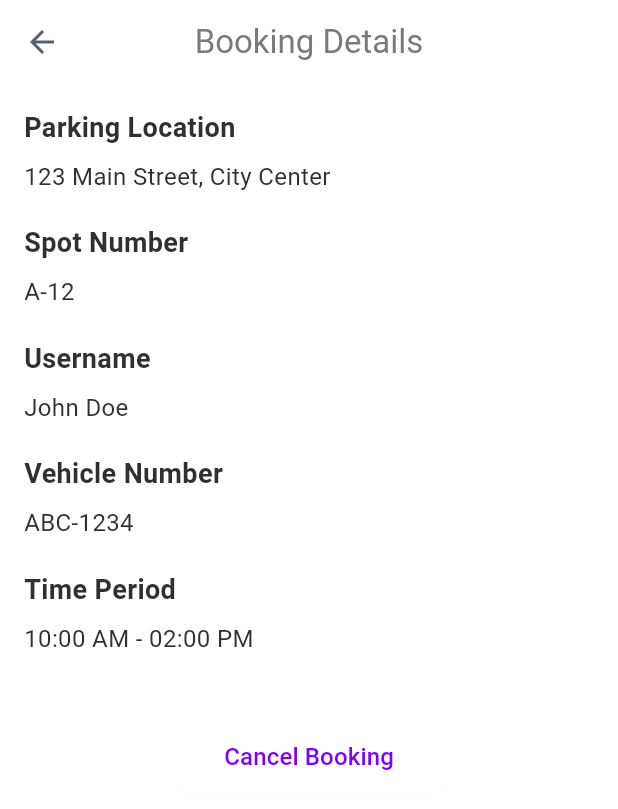
After one commit to vismayasanthosh04/SpotOn_admin, a Flutter app: the BookingDetailScreen screen opened directly, on a phone screen of 412 x 824 dp. The commit adds this screen. Shown: the top 809 px of the screen. Run offline on Flutter 3.47's test engine with Material 3 defaults, Android fonts, the light colour scheme and no system bars; our stand-ins replace bloc, data_table_2, file_picker, flutter_bloc, logger, supabase_flutter; accounts and stored records are empty; Roboto replaces fonts that are missing (GeneralSans).

Commit message:
some more changes

```diff
--- /dev/null
+++ b/lib/features/Bookings/booking_detail_screen.dart
@@ -0,0 +1,103 @@
+import 'package:flutter/material.dart';
+
+class BookingDetailScreen extends StatelessWidget {
+  const BookingDetailScreen({super.key});
+
+  @override
+  Widget build(BuildContext context) {
+    return Scaffold(
+      appBar: AppBar(
+        title: const Text('Booking Details'),
+        centerTitle: true,
+      ),
+      body: Padding(
+        padding: const EdgeInsets.all(16.0),
+        child: Column(
+          crossAxisAlignment: CrossAxisAlignment.start,
+          children: [
+            const Text(
+              'Parking Location',
+              style: TextStyle(
+                fontSize: 18,
+                fontWeight: FontWeight.bold,
+              ),
+            ),
+            const SizedBox(height: 8),
+            const Text(
+              '123 Main Street, City Center',
+              style: TextStyle(fontSize: 16),
+            ),
+            const SizedBox(height: 20),
+            const Text(
+              'Spot Number',
+              style: TextStyle(
+                fontSize: 18,
+                fontWeight: FontWeight.bold,
+              ),
+            ),
+            const SizedBox(height: 8),
+            const Text(
+              'A-12',
+              style: TextStyle(fontSize: 16),
+            ),
+            const SizedBox(height: 20),
+            const Text(
+              'Username',
+              style: TextStyle(
+                fontSize: 18,
+                fontWeight: FontWeight.bold,
+              ),
+            ),
+            const SizedBox(height: 8),
+            const Text(
+              'John Doe',
+              style: TextStyle(fontSize: 16),
+            ),
+            const SizedBox(height: 20),
+            const Text(
+              'Vehicle Number',
+              style: TextStyle(
+                fontSize: 18,
+                fontWeight: FontWeight.bold,
+              ),
+            ),
+            const SizedBox(height: 8),
+            const Text(
+              'ABC-1234',
+              style: TextStyle(fontSize: 16),
+            ),
+            const SizedBox(height: 20),
+            const Text(
+              'Time Period',
+              style: TextStyle(
+                fontSize: 18,
+                fontWeight: FontWeight.bold,
+              ),
+            ),
+            const SizedBox(height: 8),
+            const Text(
+              '10:00 AM - 02:00 PM',
+              style: TextStyle(fontSize: 16),
+            ),
+            const SizedBox(height: 40),
+            Center(
+              child: ElevatedButton(
+                onPressed: () {
+                  // Handle button press (e.g., cancel booking)
+                },
+                style: ElevatedButton.styleFrom(
+                  padding:
+                      const EdgeInsets.symmetric(horizontal: 40, vertical: 16),
+                ),
+                child: const Text(
+                  'Cancel Booking',
+                  style: TextStyle(fontSize: 16),
+                ),
+              ),
+            ),
+          ],
+        ),
+      ),
+    );
+  }
+}
--- a/lib/features/dashboard/dashboard.dart
+++ b/lib/features/dashboard/dashboard.dart
@@ -72,9 +72,8 @@ class DashboardCard extends StatelessWidget {
   @override
   Widget build(BuildContext context) {
     return Container(
-      foregroundDecoration: BoxDecoration(
-          border: Border.all(color: const Color(0xFF00A36C)),
-          borderRadius: const BorderRadius.all(Radius.circular(15))),
+      foregroundDecoration: const BoxDecoration(
+          borderRadius: BorderRadius.all(Radius.circular(15))),
       decoration: const BoxDecoration(
           color: Color(0xFF7F00FF),
           borderRadius: BorderRadius.all(Radius.circular(15))),
--- a/lib/main.dart
+++ b/lib/main.dart
@@ -1,5 +1,5 @@
 import 'package:flutter/material.dart';
-import 'package:spoton_admin/features/home/homescreen.dart';
+import 'package:spoton_admin/features/login/loginpage.dart';
 import 'package:spoton_admin/theme/app_theme.dart';
 import 'package:supabase_flutter/supabase_flutter.dart';
 
@@ -21,7 +21,7 @@ class MyApp extends StatelessWidget {
     return MaterialApp(
       debugShowCheckedModeBanner: false,
       theme: appTheme,
-      home: const HomeScreen(),
+      home: const LoginScreen(),
     );
   }
 }
--- a/pubspec.yaml
+++ b/pubspec.yaml
@@ -67,8 +67,8 @@ flutter:
   uses-material-design: true
 
   # To add assets to your application, add an assets section, like this:
-  # assets:
-  #   - images/a_dot_burr.jpeg
+  assets:
+    - assets/
   #   - images/a_dot_ham.jpeg
 
   # An image asset can refer to one or more resolution-specific "variants", see
```
Also changed, not shown: lib/features/Bookings/bookings.dart (+9 -1 lines), lib/features/home/homescreen.dart (+10 -3 lines), lib/features/login/loginpage.dart (+29 -22 lines), assets/max-ilienerwise-jmZ2q_k-dAE-unsplash.jpg (added).
